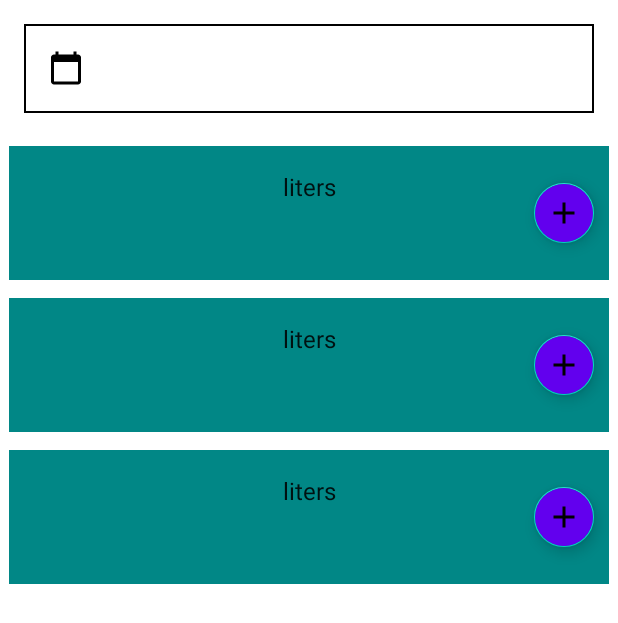
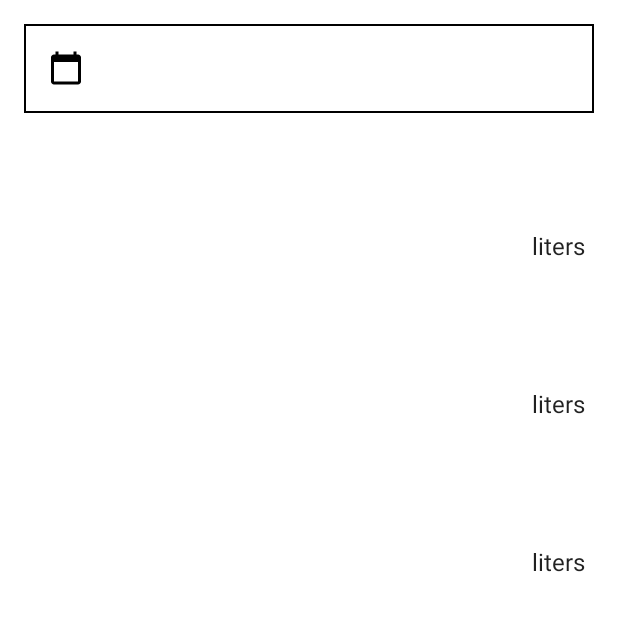
Before and after one commit to riccardozulla/savewater, an Android app: the layout fragment_diary.xml on its own in the app's theme, with its tools: preview values and no code run, on a phone screen of 412 x 824 dp. Shown: the top 623 px of the screen. Run offline under Robolectric (Android 15) with nearby library versions, the phone set to English and light mode, and no system bars.

Commit message:
item_utility layout modified

```diff
--- a/app/src/main/res/layout/item_utility.xml
+++ b/app/src/main/res/layout/item_utility.xml
@@ -3,8 +3,7 @@
     xmlns:app="http://schemas.android.com/apk/res-auto"
     android:layout_width="match_parent"
     android:layout_height="wrap_content"
-    android:layout_margin="@dimen/item_margin"
-    android:background="@color/design_default_color_secondary_variant"> <!--    TODO: change color-->
+    android:layout_margin="@dimen/item_margin">
 
     <TextView
         android:id="@+id/item_name"
@@ -34,7 +33,8 @@
         android:layout_margin="@dimen/text_margin"
         android:textAppearance="?attr/textAppearanceListItem"
         app:layout_constraintBottom_toBottomOf="@id/item_name"
-        app:layout_constraintEnd_toStartOf="@id/item_water_consumption_label"
+        app:layout_constraintEnd_toEndOf="@id/item_water_consumption_label"
+        app:layout_constraintStart_toStartOf="@+id/item_water_consumption_label"
         app:layout_constraintTop_toTopOf="@id/item_name" />
 
     <TextView
@@ -44,24 +44,9 @@
         android:layout_margin="@dimen/text_margin"
         android:text="@string/water_consumption_label"
         android:textAppearance="?attr/textAppearanceListItem"
-        app:layout_constraintBottom_toBottomOf="@id/item_name"
+        app:layout_constraintBottom_toBottomOf="@id/item_description"
         app:layout_constraintEnd_toEndOf="parent"
-        app:layout_constraintStart_toStartOf="parent"
-        app:layout_constraintTop_toTopOf="@id/item_name" />
-
-    <com.google.android.material.floatingactionbutton.FloatingActionButton
-        android:id="@+id/floatingActionButton"
-        android:layout_width="wrap_content"
-        android:layout_height="wrap_content"
-        android:layout_margin="@dimen/item_button_margin"
-        android:backgroundTint="@color/design_default_color_primary"
-        android:clickable="true"
-        app:fabSize="mini"
-        app:layout_constraintBottom_toBottomOf="parent"
-        app:layout_constraintEnd_toEndOf="parent"
-        app:layout_constraintTop_toTopOf="parent"
-        app:srcCompat="@drawable/ic_baseline_add_24"
-        android:contentDescription="@string/fab_content_description" /> <!--    TODO: change color-->
+        app:layout_constraintTop_toTopOf="@id/item_description" />
 
 
 </androidx.constraintlayout.widget.ConstraintLayout>
```
